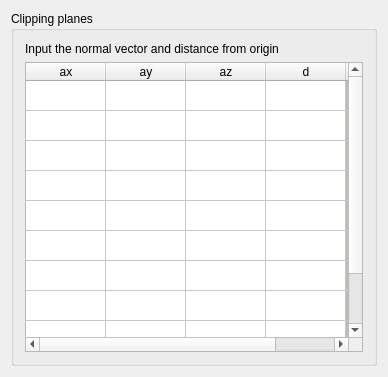
This is HEN_HOUSE/egs++/view/clippingplanes.ui in nrc-cnrc/EGSnrc as Qt 5 draws it before an edit. The edited form follows.
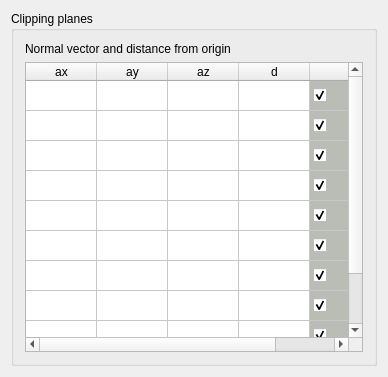
This is the edited form.

The edit to the form file:
```diff
--- a/HEN_HOUSE/egs++/view/clippingplanes.ui
+++ b/HEN_HOUSE/egs++/view/clippingplanes.ui
@@ -39,25 +39,58 @@
     <height>377</height>
    </rect>
   </property>
+  <property name="sizePolicy">
+   <sizepolicy hsizetype="Expanding" vsizetype="Expanding">
+    <horstretch>0</horstretch>
+    <verstretch>0</verstretch>
+   </sizepolicy>
+  </property>
   <property name="windowTitle">
    <string>Form1</string>
   </property>
   <layout class="QVBoxLayout">
    <item>
     <widget class="QGroupBox" name="groupBox1">
+     <property name="sizePolicy">
+      <sizepolicy hsizetype="Expanding" vsizetype="Expanding">
+       <horstretch>0</horstretch>
+       <verstretch>0</verstretch>
+      </sizepolicy>
+     </property>
      <property name="title">
       <string>Clipping planes</string>
      </property>
      <layout class="QVBoxLayout">
       <item>
        <widget class="QLabel" name="label">
+        <property name="sizePolicy">
+         <sizepolicy hsizetype="Fixed" vsizetype="Fixed">
+          <horstretch>0</horstretch>
+          <verstretch>0</verstretch>
+         </sizepolicy>
+        </property>
         <property name="text">
-         <string>Input the normal vector and distance from origin</string>
+         <string>Normal vector and distance from origin</string>
         </property>
        </widget>
       </item>
       <item>
        <widget class="QTableWidget" name="planeTable">
+        <property name="sizePolicy">
+         <sizepolicy hsizetype="Expanding" vsizetype="Minimum">
+          <horstretch>0</horstretch>
+          <verstretch>0</verstretch>
+         </sizepolicy>
+        </property>
+        <property name="minimumSize">
+         <size>
+          <width>270</width>
+          <height>0</height>
+         </size>
+        </property>
+        <property name="sortingEnabled">
+         <bool>true</bool>
+        </property>
         <property name="rowCount">
          <number>10</number>
         </property>
@@ -65,11 +98,17 @@
          <number>5</number>
         </property>
         <attribute name="horizontalHeaderDefaultSectionSize">
-         <number>80</number>
+         <number>71</number>
         </attribute>
         <attribute name="horizontalHeaderMinimumSectionSize">
          <number>12</number>
         </attribute>
+        <attribute name="horizontalHeaderShowSortIndicator" stdset="0">
+         <bool>true</bool>
+        </attribute>
+        <attribute name="horizontalHeaderStretchLastSection">
+         <bool>false</bool>
+        </attribute>
         <attribute name="verticalHeaderVisible">
          <bool>false</bool>
         </attribute>
```
Left out of the diff: 9 changed lines with no effect on the pictures.
